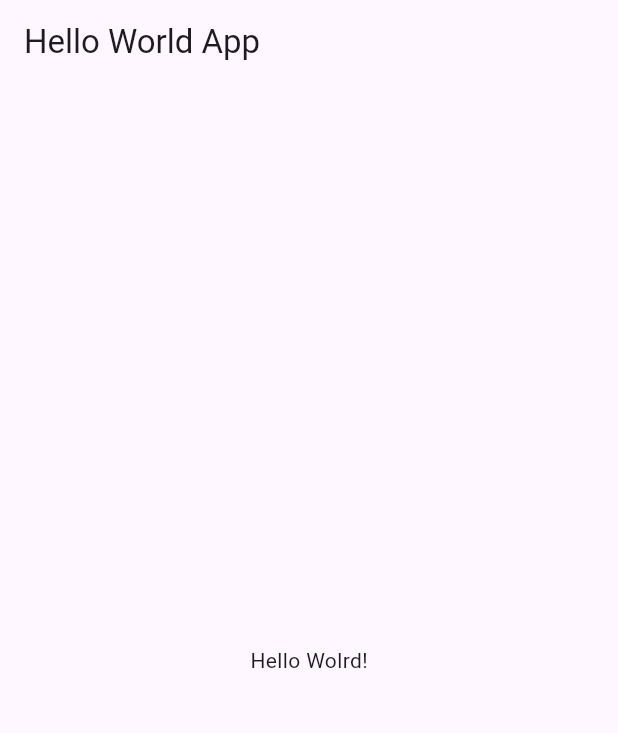
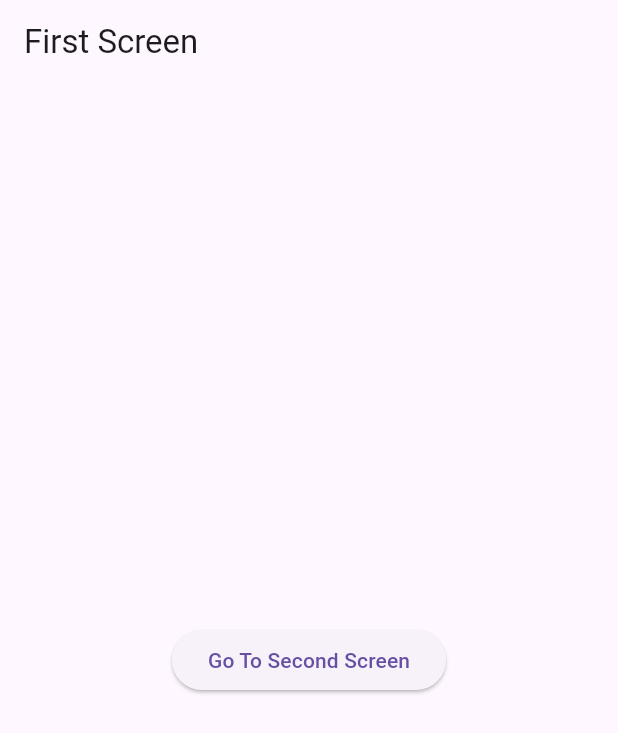
Before and after one commit to kwakyebrilliant/flutter-tutorial-2024, a Flutter app: the screen it shows after launch, on a phone screen of 412 x 824 dp. Shown: the top 733 px of the screen. Run offline on Flutter 3.47's test engine with Material 3 defaults, Android fonts, the phone set to English and light mode, and no system bars.

Commit message:
tutorial-8 commit

```diff
--- a/lib/main.dart
+++ b/lib/main.dart
@@ -10,14 +10,51 @@ class MyApp extends StatelessWidget {
   @override
   Widget build(BuildContext context) {
     return MaterialApp(
-      home: Scaffold(
-        appBar: AppBar(
-          title: const Text('Hello World App'),
-        ),
-        body: const Center(
-          child: Text('Hello Wolrd!'),
+      initialRoute: '/',
+      routes: {
+        '/': (context) => FirstScreen(),
+        '/second': (context) => SecondScreen(),
+      },
+    );
+  }
+}
+
+class FirstScreen extends StatelessWidget {
+  @override
+  Widget build(BuildContext context) {
+    return Scaffold(
+      appBar: AppBar(
+        title: const Text('First Screen'),
+      ),
+      body: Center(
+        child: ElevatedButton(
+          onPressed: () {
+            //Navigate to second screen using named route
+            Navigator.pushNamed(context, '/second');
+          },
+          child: const Text('Go To Second Screen'),
         ),
       ),
     );
   }
 }
+
+class SecondScreen extends StatelessWidget {
+  @override
+  Widget build(BuildContext context) {
+    return Scaffold(
+      appBar: AppBar(
+        title: const Text('Second Screen'),
+      ),
+      body: Center(
+        child: ElevatedButton(
+          onPressed: () {
+            //Navigate back to the first screen
+            Navigator.pop(context);
+          },
+          child: const Text('Go Back To First Screen'),
+        ),
+      ),
+    );
+  }
+}
```
